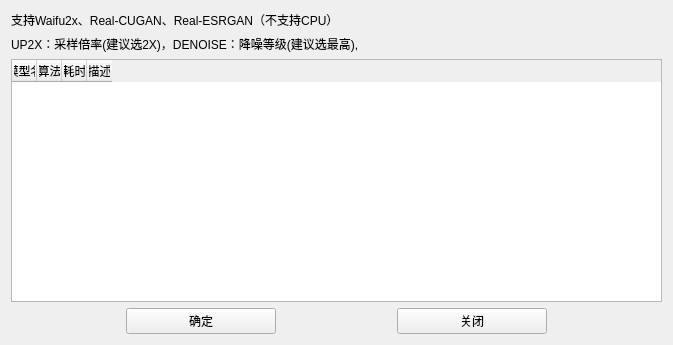
This is ui/component/ui_sr_select_widget.ui in tonquer/JMComic-qt as Qt 5 draws it before an edit. The edited form follows.
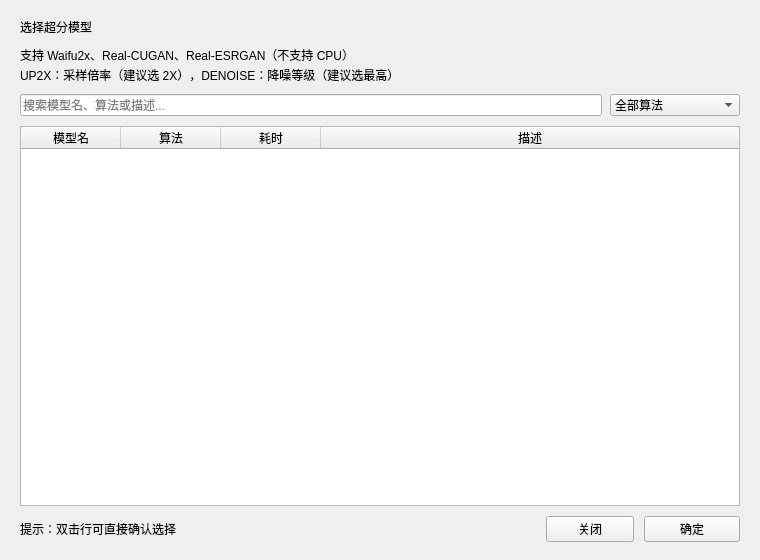
This is the edited form.

```diff
--- a/ui/component/ui_sr_select_widget.ui
+++ b/ui/component/ui_sr_select_widget.ui
@@ -6,41 +6,141 @@
    <rect>
     <x>0</x>
     <y>0</y>
-    <width>673</width>
-    <height>345</height>
+    <width>760</width>
+    <height>560</height>
    </rect>
   </property>
   <property name="minimumSize">
    <size>
-    <width>500</width>
-    <height>0</height>
+    <width>680</width>
+    <height>480</height>
    </size>
   </property>
   <property name="windowTitle">
    <string>Form</string>
   </property>
   <layout class="QVBoxLayout" name="verticalLayout">
+   <property name="spacing">
+    <number>10</number>
+   </property>
+   <property name="leftMargin">
+    <number>20</number>
+   </property>
+   <property name="topMargin">
+    <number>18</number>
+   </property>
+   <property name="rightMargin">
+    <number>20</number>
+   </property>
+   <property name="bottomMargin">
+    <number>18</number>
+   </property>
    <item>
-    <widget class="QLabel" name="label_4">
+    <widget class="QLabel" name="titleLabel">
+     <property name="role" stdset="0">
+      <string notr="true">pageTitle</string>
+     </property>
      <property name="text">
-      <string>支持Waifu2x、Real-CUGAN、Real-ESRGAN（不支持CPU）</string>
+      <string>选择超分模型</string>
      </property>
     </widget>
    </item>
    <item>
-    <widget class="QLabel" name="label">
-     <property name="text">
-      <string>UP2X：采样倍率(建议选2X)，DENOISE：降噪等级(建议选最高),</string>
+    <layout class="QVBoxLayout" name="descLayout">
+     <property name="spacing">
+      <number>2</number>
      </property>
-    </widget>
+     <item>
+      <widget class="QLabel" name="label_4">
+       <property name="role" stdset="0">
+        <string notr="true">muted</string>
+       </property>
+       <property name="text">
+        <string>支持 Waifu2x、Real-CUGAN、Real-ESRGAN（不支持 CPU）</string>
+       </property>
+       <property name="wordWrap">
+        <bool>true</bool>
+       </property>
+      </widget>
+     </item>
+     <item>
+      <widget class="QLabel" name="label">
+       <property name="role" stdset="0">
+        <string notr="true">muted</string>
+       </property>
+       <property name="text">
+        <string>UP2X：采样倍率（建议选 2X），DENOISE：降噪等级（建议选最高）</string>
+       </property>
+       <property name="wordWrap">
+        <bool>true</bool>
+       </property>
+      </widget>
+     </item>
+    </layout>
+   </item>
+   <item>
+    <layout class="QHBoxLayout" name="filterLayout">
+     <property name="spacing">
+      <number>8</number>
+     </property>
+     <item>
+      <widget class="QLineEdit" name="searchEdit">
+       <property name="placeholderText">
+        <string>搜索模型名、算法或描述...</string>
+       </property>
+       <property name="clearButtonEnabled">
+        <bool>true</bool>
+       </property>
+      </widget>
+     </item>
+     <item>
+      <widget class="QComboBox" name="algoFilter">
+       <property name="minimumSize">
+        <size>
+         <width>130</width>
+         <height>0</height>
+        </size>
+       </property>
+       <item>
+        <property name="text">
+         <string>全部算法</string>
+        </property>
+       </item>
+       <item>
+        <property name="text">
+         <string>Waifu2x</string>
+        </property>
+       </item>
+       <item>
+        <property name="text">
+         <string>Real-CUGAN</string>
+        </property>
+       </item>
+       <item>
+        <property name="text">
+         <string>Real-ESRGAN</string>
+        </property>
+       </item>
+      </widget>
+     </item>
+    </layout>
    </item>
    <item>
     <widget class="QTableWidget" name="tableWidget">
      <property name="editTriggers">
-      <set>QAbstractItemView::NoEditTriggers</set>
+      <set>QAbstractItemView::EditTrigger::NoEditTriggers</set>
+     </property>
+     <property name="alternatingRowColors">
+      <bool>true</bool>
+     </property>
+     <property name="selectionMode">
+      <enum>QAbstractItemView::SelectionMode::SingleSelection</enum>
      </property>
      <property name="selectionBehavior">
-      <enum>QAbstractItemView::SelectRows</enum>
+      <enum>QAbstractItemView::SelectionBehavior::SelectRows</enum>
+     </property>
+     <property name="showGrid">
+      <bool>false</bool>
      </property>
      <property name="sortingEnabled">
       <bool>true</bool>
@@ -51,9 +151,6 @@
      <attribute name="horizontalHeaderCascadingSectionResizes">
       <bool>false</bool>
      </attribute>
-     <attribute name="horizontalHeaderDefaultSectionSize">
-      <number>25</number>
-     </attribute>
      <attribute name="horizontalHeaderHighlightSections">
       <bool>false</bool>
      </attribute>
@@ -61,25 +158,13 @@
       <bool>true</bool>
      </attribute>
      <attribute name="horizontalHeaderStretchLastSection">
-      <bool>false</bool>
+      <bool>true</bool>
      </attribute>
      <attribute name="verticalHeaderVisible">
-      <bool>true</bool>
-     </attribute>
-     <attribute name="verticalHeaderMinimumSectionSize">
-      <number>23</number>
+      <bool>false</bool>
      </attribute>
      <attribute name="verticalHeaderDefaultSectionSize">
-      <number>23</number>
-     </attribute>
-     <attribute name="verticalHeaderHighlightSections">
-      <bool>true</bool>
-     </attribute>
-     <attribute name="verticalHeaderShowSortIndicator" stdset="0">
-      <bool>false</bool>
-     </attribute>
-     <attribute name="verticalHeaderStretchLastSection">
-      <bool>false</bool>
+      <number>34</number>
      </attribute>
      <column>
       <property name="text">
@@ -105,17 +190,53 @@
    </item>
    <item>
     <layout class="QHBoxLayout" name="horizontalLayout_3">
+     <property name="spacing">
+      <number>10</number>
+     </property>
+     <item>
+      <widget class="QLabel" name="tipLabel">
+       <property name="role" stdset="0">
+        <string notr="true">muted</string>
+       </property>
+       <property name="text">
+        <string>提示：双击行可直接确认选择</string>
+       </property>
+      </widget>
+     </item>
+     <item>
+      <spacer name="footerSpacer">
+       <property name="orientation">
+        <enum>Qt::Orientation::Horizontal</enum>
+       </property>
+       <property name="sizeHint" stdset="0">
+        <size>
+         <width>40</width>
+         <height>20</height>
+        </size>
+       </property>
+      </spacer>
+     </item>
+     <item>
+      <widget class="QPushButton" name="closeButton">
+       <property name="minimumSize">
+        <size>
+         <width>88</width>
+         <height>0</height>
+        </size>
+       </property>
+       <property name="text">
+        <string>关闭</string>
+       </property>
+      </widget>
+     </item>
      <item>
       <widget class="QPushButton" name="saveButton">
-       <property name="maximumSize">
+       <property name="minimumSize">
         <size>
-         <width>150</width>
-         <height>30</height>
+         <width>96</width>
+         <height>0</height>
         </size>
        </property>
-       <property name="styleSheet">
-        <string notr="true"/>
-       </property>
        <property name="text">
         <string>确定</string>
        </property>
@@ -124,19 +245,6 @@
        </property>
       </widget>
      </item>
-     <item>
-      <widget class="QPushButton" name="closeButton">
-       <property name="maximumSize">
-        <size>
-         <width>150</width>
-         <height>30</height>
-        </size>
-       </property>
-       <property name="text">
-        <string>关闭</string>
-       </property>
-      </widget>
-     </item>
     </layout>
    </item>
   </layout>
```
Left out of the diff: 2 changed lines with no effect on the pictures.
